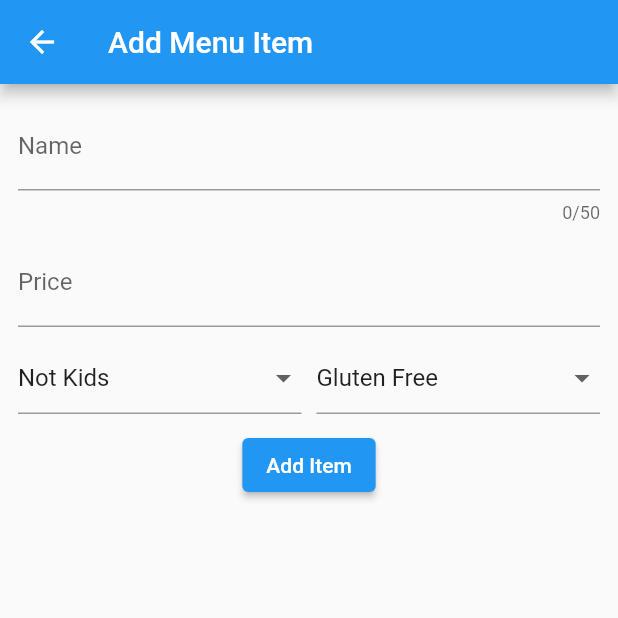
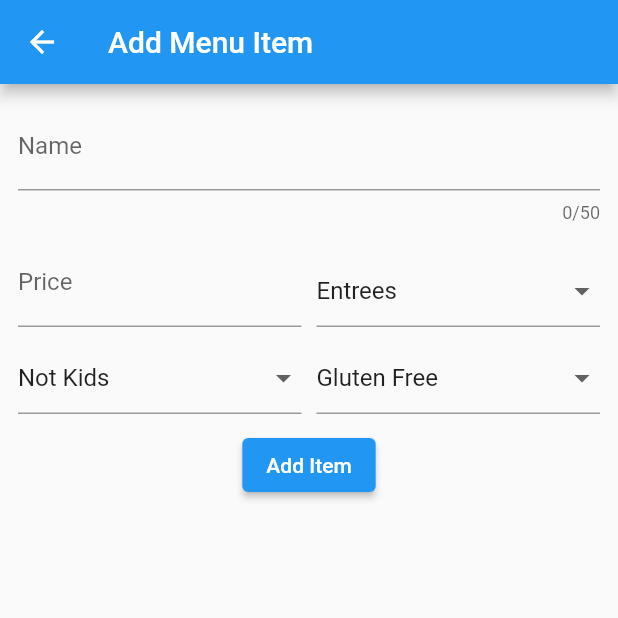
Before and after one commit to MichaelPendleton/restaurant_app, a Flutter app: the MenuItemList screen opened directly, after a tap on the "add" icon, on a phone screen of 412 x 824 dp, the top half of it. Run offline on Flutter 3.47's test engine with Material 2 defaults, Android fonts, the phone set to English and light mode, and no system bars; network calls fail.

Commit message:
NewMenuItem fully operational. List properly gets.

```diff
--- /dev/null
+++ b/lib/data/types.dart
@@ -0,0 +1,7 @@
+import 'package:restaurant_app/models/menu_item_type.dart';
+
+const types = {
+  MenuItemTypes.entree: MenuItemType('Entrees'),
+  MenuItemTypes.side: MenuItemType('Sides'),
+  MenuItemTypes.beverage: MenuItemType('Beverages'),
+};
--- a/lib/models/menu_item.dart
+++ b/lib/models/menu_item.dart
@@ -5,7 +5,7 @@ class MenuItem {
     required this.id,
     required this.name,
     required this.price,
-    // required this.type,
+    required this.type,
     required this.isKids,
     required this.glutenFree,
   });
@@ -13,7 +13,7 @@ class MenuItem {
   final String id;
   final String name;
   final double price;
-  // final MenuItemType type;
+  final MenuItemType type;
   final bool isKids;
   final bool glutenFree;
 }
--- a/lib/models/menu_item_type.dart
+++ b/lib/models/menu_item_type.dart
@@ -1,5 +1,11 @@
-enum MenuItemType {
+enum MenuItemTypes {
   entree,
   side,
   beverage,
 }
+
+class MenuItemType {
+  const MenuItemType(this.title);
+
+  final String title;
+}
--- a/lib/widgets/menu_item_list.dart
+++ b/lib/widgets/menu_item_list.dart
@@ -3,6 +3,7 @@ import 'dart:convert';
 import 'package:flutter/material.dart';
 
 import 'package:http/http.dart' as http;
+import 'package:restaurant_app/data/types.dart';
 
 import 'package:restaurant_app/models/menu_item.dart';
 import 'package:restaurant_app/widgets/new_menu_item.dart';
@@ -54,12 +55,16 @@ class _MenuItemListState extends State<MenuItemList> {
       final Map<String, dynamic> listData = json.decode(response.body);
       final List<MenuItem> loadedMenuItems = [];
       for (final menuItem in listData.entries) {
+        final type = types.entries
+            .firstWhere(
+                (itemType) => itemType.value.title == menuItem.value['type'])
+            .value;
         loadedMenuItems.add(
           MenuItem(
             id: menuItem.key,
             name: menuItem.value['name'],
             price: menuItem.value['price'],
-            // type: menuItem.value['type'],
+            type: type,
             isKids: menuItem.value['isKids'],
             glutenFree: menuItem.value['isGlutenFree'],
           ),
--- a/lib/widgets/new_menu_item.dart
+++ b/lib/widgets/new_menu_item.dart
@@ -6,6 +6,7 @@ import 'package:http/http.dart' as http;
 
 import 'package:restaurant_app/models/menu_item.dart';
 import 'package:restaurant_app/models/menu_item_type.dart';
+import 'package:restaurant_app/data/types.dart';
 
 class NewMenuItem extends StatefulWidget {
   const NewMenuItem({super.key});
@@ -21,7 +22,7 @@ class _NewMenuItemState extends State<NewMenuItem> {
   var _isSending = false;
   var _enteredName = '';
   var _enteredPrice = 0.0;
-  var _selectedMenuItemType = MenuItemType.entree;
+  var _selectedMenuItemType = types[MenuItemTypes.entree]!;
   var _selectedIsKids = false;
   var _selectedIsGlutenFree = false;
 
@@ -42,7 +43,7 @@ class _NewMenuItemState extends State<NewMenuItem> {
           {
             'name': _enteredName,
             'price': _enteredPrice,
-            // 'type': _selectedMenuItemType,
+            'type': _selectedMenuItemType.title,
             'isKids': _selectedIsKids,
             'isGlutenFree': _selectedIsGlutenFree,
           },
@@ -60,7 +61,7 @@ class _NewMenuItemState extends State<NewMenuItem> {
           id: resData['name'],
           name: _enteredName,
           price: _enteredPrice,
-          // type: _selectedMenuItemType,
+          type: _selectedMenuItemType,
           isKids: _selectedIsKids,
           glutenFree: _selectedIsGlutenFree,
         ),
@@ -74,7 +75,6 @@ class _NewMenuItemState extends State<NewMenuItem> {
       appBar: AppBar(
         title: const Text('Add Menu Item'),
       ),
-      // Add Form
       body: Padding(
         padding: const EdgeInsets.all(12),
         child: Form(
@@ -124,28 +124,24 @@ class _NewMenuItemState extends State<NewMenuItem> {
                       },
                     ),
                   ),
-                  // const SizedBox(width: 10),
-                  // Expanded(
-                  //   child: DropdownButtonFormField(
-                  //     value: _selectedMenuItemType,
-                  //     items: [
-                  //       for (final type in MenuItemType.values)
-                  //         DropdownMenuItem(
-                  //           value: type,
-                  //           child: Row(
-                  //             children: [
-                  //               Text(type.name),
-                  //             ],
-                  //           ),
-                  //         ),
-                  //     ],
-                  //     onChanged: (value) {
-                  //       setState(() {
-                  //         _selectedMenuItemType = value!;
-                  //       });
-                  //     },
-                  //   ),
-                  // ),
+                  const SizedBox(width: 10),
+                  Expanded(
+                    child: DropdownButtonFormField(
+                      value: _selectedMenuItemType,
+                      items: [
+                        for (final menuItemType in types.entries)
+                          DropdownMenuItem(
+                            value: menuItemType.value,
+                            child: Text(menuItemType.value.title),
+                          ),
+                      ],
+                      onChanged: (value) {
+                        setState(() {
+                          _selectedMenuItemType = value!;
+                        });
+                      },
+                    ),
+                  ),
                 ],
               ),
               const SizedBox(height: 10),
@@ -201,7 +197,6 @@ class _NewMenuItemState extends State<NewMenuItem> {
                     ? null
                     : () {
                         _saveMenuItem();
-                        print(_isSending);
                       },
                 child: _isSending
                     ? const SizedBox(
```
